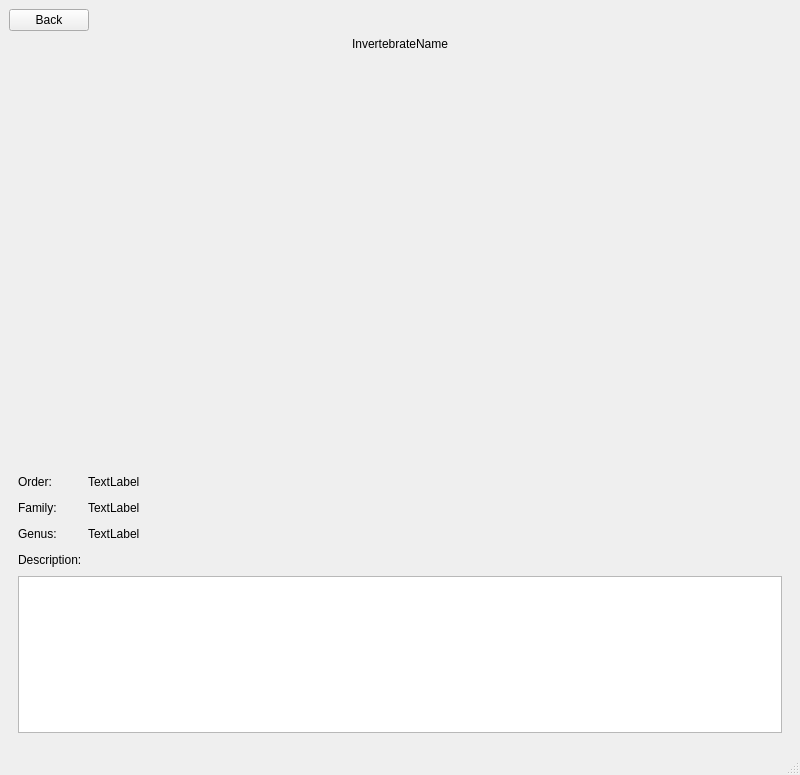
Before: the Qt Designer form views/invertebrateview.ui in Vermont-EPSCoR/Macroinvertebrates, drawn with Qt 5.
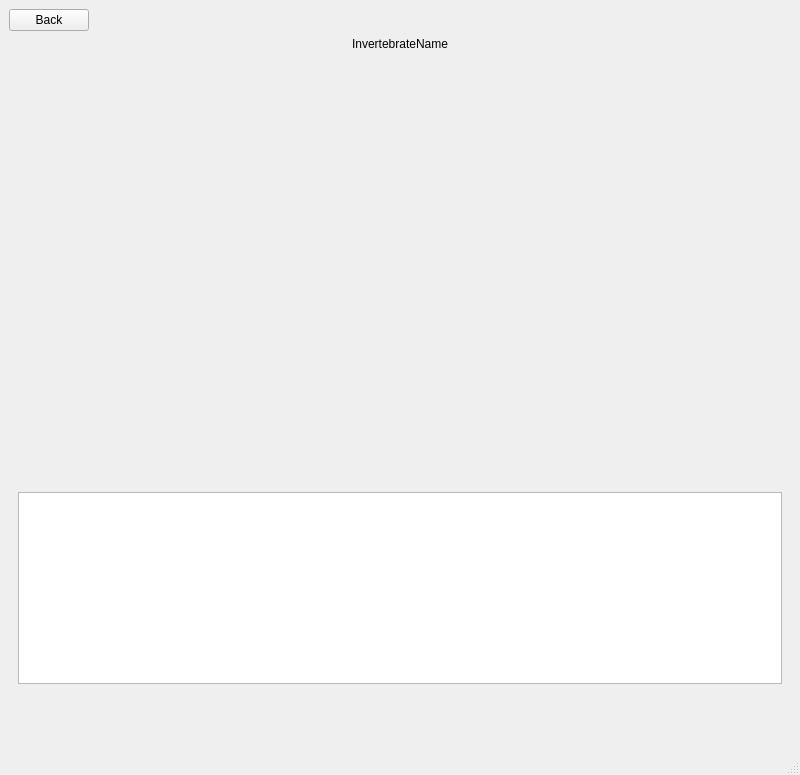
After: the same form once the commit is applied. Icons and pictures are not drawn.

Patch:
```diff
--- a/views/invertebrateview.ui
+++ b/views/invertebrateview.ui
@@ -73,107 +73,13 @@
       <layout class="QVBoxLayout" name="verticalLayout">
        <item>
         <layout class="QGridLayout" name="gridLayout">
-         <item row="2" column="1">
-          <widget class="QLabel" name="label_genus">
-           <property name="text">
-            <string>TextLabel</string>
-           </property>
-          </widget>
-         </item>
-         <item row="1" column="0">
-          <widget class="QLabel" name="label_5">
-           <property name="text">
-            <string>Family:</string>
-           </property>
-          </widget>
-         </item>
-         <item row="0" column="1">
-          <widget class="QLabel" name="label_order">
-           <property name="text">
-            <string>TextLabel</string>
-           </property>
-          </widget>
-         </item>
-         <item row="1" column="2">
-          <spacer name="horizontalSpacer_3">
-           <property name="orientation">
-            <enum>Qt::Horizontal</enum>
-           </property>
-           <property name="sizeHint" stdset="0">
-            <size>
-             <width>40</width>
-             <height>20</height>
-            </size>
-           </property>
-          </spacer>
-         </item>
-         <item row="3" column="2">
-          <spacer name="horizontalSpacer_5">
-           <property name="orientation">
-            <enum>Qt::Horizontal</enum>
-           </property>
-           <property name="sizeHint" stdset="0">
-            <size>
-             <width>40</width>
-             <height>20</height>
-            </size>
-           </property>
-          </spacer>
-         </item>
-         <item row="2" column="0">
-          <widget class="QLabel" name="label_7">
-           <property name="text">
-            <string>Genus:</string>
-           </property>
-          </widget>
-         </item>
-         <item row="2" column="2">
-          <spacer name="horizontalSpacer_4">
-           <property name="orientation">
-            <enum>Qt::Horizontal</enum>
-           </property>
-           <property name="sizeHint" stdset="0">
-            <size>
-             <width>40</width>
-             <height>20</height>
-            </size>
-           </property>
-          </spacer>
-         </item>
          <item row="0" column="0">
-          <widget class="QLabel" name="label_3">
+          <widget class="QLabel" name="label_order">
            <property name="text">
-            <string>Order:</string>
+            <string/>
            </property>
           </widget>
          </item>
-         <item row="3" column="0">
-          <widget class="QLabel" name="label_9">
-           <property name="text">
-            <string>Description:</string>
-           </property>
-          </widget>
-         </item>
-         <item row="1" column="1">
-          <widget class="QLabel" name="label_family">
-           <property name="text">
-            <string>TextLabel</string>
-           </property>
-          </widget>
-         </item>
-         <item row="0" column="2">
-          <spacer name="horizontalSpacer_2">
-           <property name="orientation">
-            <enum>Qt::Horizontal</enum>
-           </property>
-           <property name="sizeHint" stdset="0">
-            <size>
-             <width>40</width>
-             <height>20</height>
-            </size>
-           </property>
-          </spacer>
-         </item>
         </layout>
        </item>
        <item>
```
